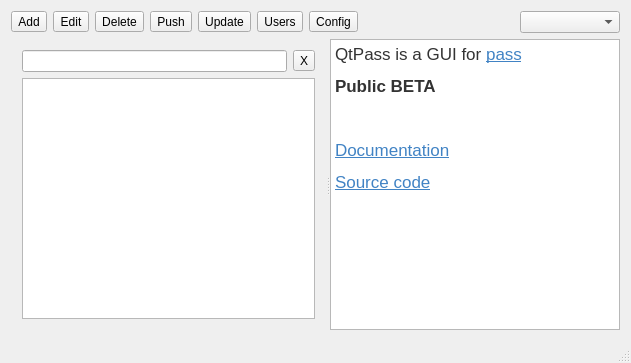
Qt form mainwindow.ui (IJHack/QtPass) before a commit.
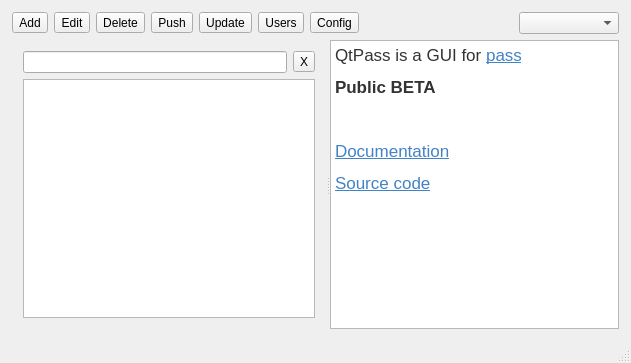
The same form after that commit.

Diff of the .ui file:
```diff
--- a/mainwindow.ui
+++ b/mainwindow.ui
@@ -15,6 +15,18 @@
   </property>
   <widget class="QWidget" name="centralWidget">
    <layout class="QVBoxLayout" name="verticalLayout_2">
+    <property name="leftMargin">
+     <number>12</number>
+    </property>
+    <property name="topMargin">
+     <number>12</number>
+    </property>
+    <property name="rightMargin">
+     <number>12</number>
+    </property>
+    <property name="bottomMargin">
+     <number>12</number>
+    </property>
     <item>
      <widget class="QFrame" name="frame">
       <property name="sizePolicy">
```
